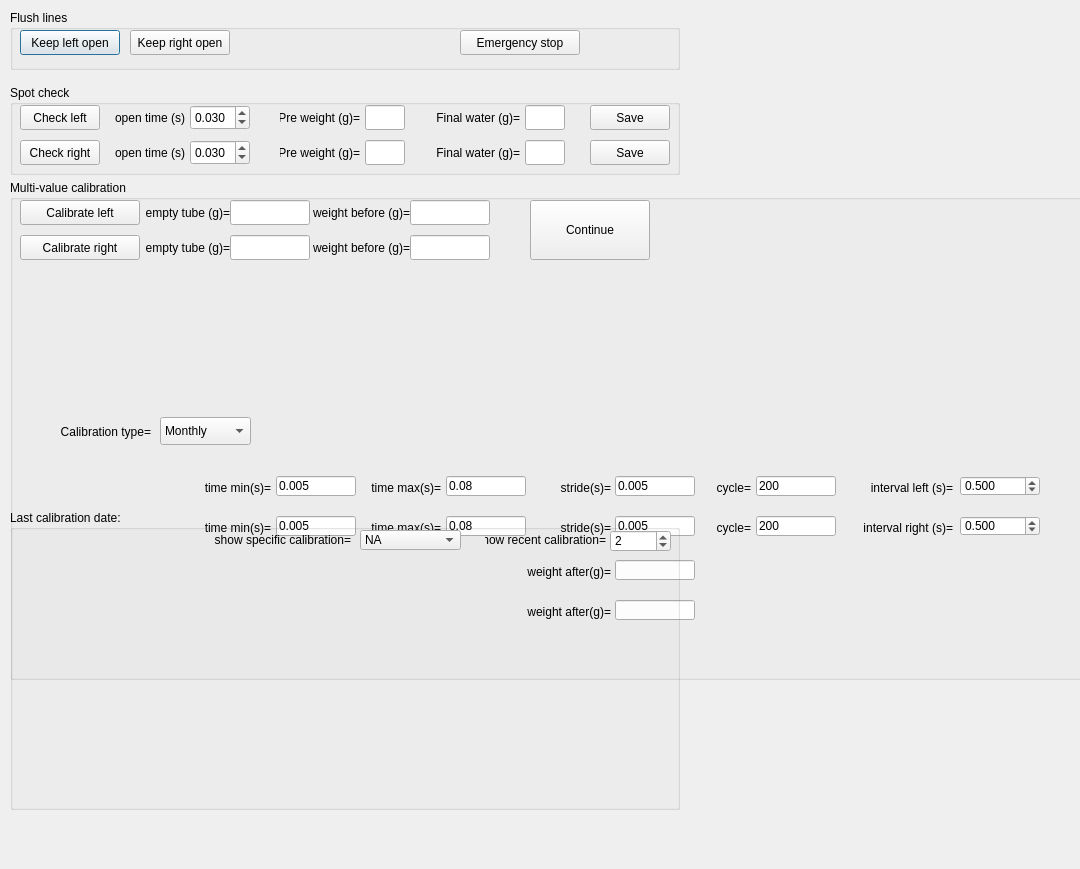
The window that src/foraging_gui/Calibration.ui (AllenNeuralDynamics/dynamic-foraging-task) describes before a commit, drawn with Qt 5.
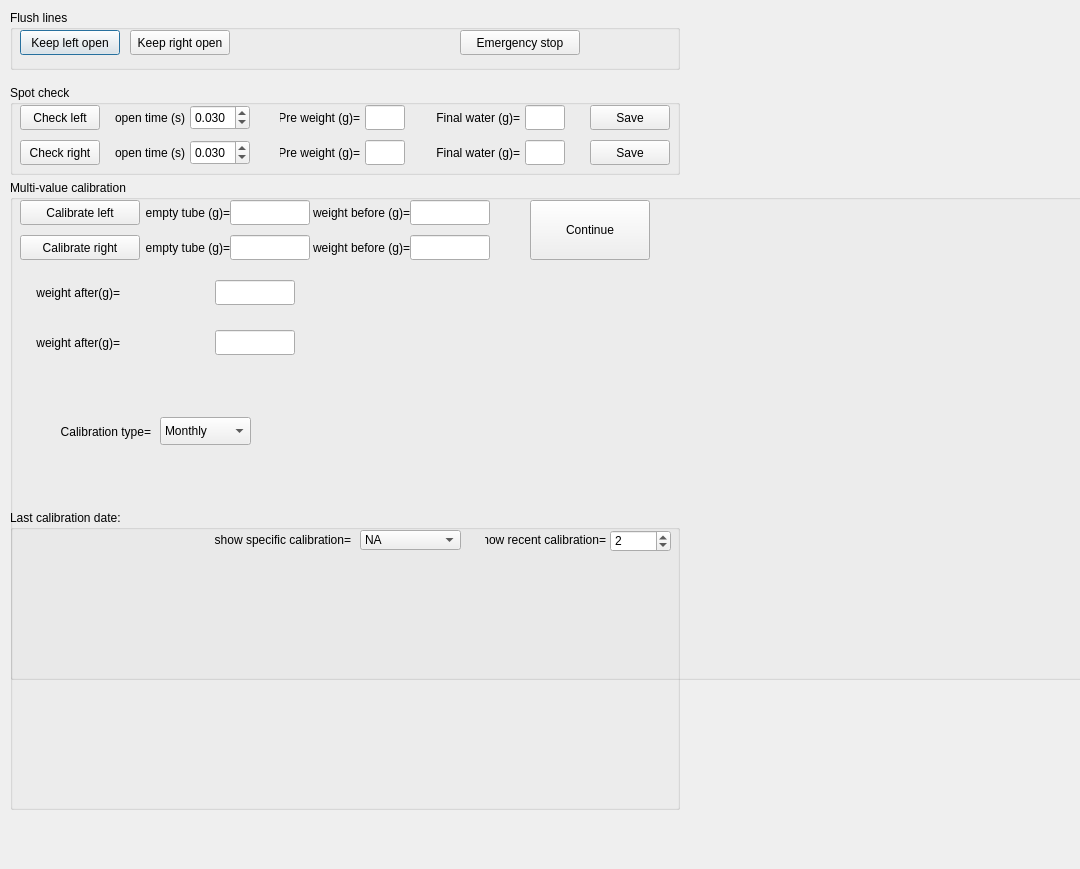
The same window after the commit.

Commit message: removing calibration settings fields

Diff of the .ui file:
```diff
--- a/src/foraging_gui/Calibration.ui
+++ b/src/foraging_gui/Calibration.ui
@@ -509,89 +509,13 @@
                 <bool>true</bool>
             </property>
         </widget>
-        <widget class="QLabel" name="label_9"><!--label 9-->
-            <property name="geometry">
-                <rect>
-                    <x>190</x>
-                    <y>296</y>
-                    <width>71</width>
-                    <height>23</height>
-                </rect>
-            </property>
-            <property name="text">
-                <string>time min(s)=</string>
-            </property>
-            <property name="textFormat">
-                <enum>Qt::AutoText</enum>
-            </property>
-            <property name="alignment">
-                <set>Qt::AlignRight|Qt::AlignTrailing|Qt::AlignVCenter</set>
-            </property>
-        </widget>
-        <widget class="QLabel" name="label_10"><!-- label 10-->
-            <property name="geometry">
-                <rect>
-                    <x>360</x>
-                    <y>296</y>
-                    <width>71</width>
-                    <height>23</height>
-                </rect>
-            </property>
-            <property name="text">
-                <string>time max(s)=</string>
-            </property>
-            <property name="textFormat">
-                <enum>Qt::AutoText</enum>
-            </property>
-            <property name="alignment">
-                <set>Qt::AlignRight|Qt::AlignTrailing|Qt::AlignVCenter</set>
-            </property>
-        </widget>
-        <widget class="QLabel" name="label_11"><!-- label 11-->
-            <property name="geometry">
-                <rect>
-                    <x>530</x>
-                    <y>296</y>
-                    <width>71</width>
-                    <height>23</height>
-                </rect>
-            </property>
-            <property name="text">
-                <string>stride(s)=</string>
-            </property>
-            <property name="textFormat">
-                <enum>Qt::AutoText</enum>
-            </property>
-            <property name="alignment">
-                <set>Qt::AlignRight|Qt::AlignTrailing|Qt::AlignVCenter</set>
-            </property>
-        </widget>
-        <widget class="QLabel" name="label_12"><!-- label 12 -->
-            <property name="geometry">
-                <rect>
-                    <x>670</x>
-                    <y>296</y>
-                    <width>71</width>
-                    <height>23</height>
-                </rect>
-            </property>
-            <property name="text">
-                <string>cycle=</string>
-            </property>
-            <property name="textFormat">
-                <enum>Qt::AutoText</enum>
-            </property>
-            <property name="alignment">
-                <set>Qt::AlignRight|Qt::AlignTrailing|Qt::AlignVCenter</set>
-            </property>
-        </widget>
         <widget class="QLabel" name="label_13"><!-- label 13-->
             <property name="geometry">
                 <rect>
-                    <x>500</x>
-                    <y>380</y>
-                    <width>101</width>
-                    <height>23</height>
+                    <x>10</x>
+                    <y>100</y>
+                    <width>100</width>
+                    <height>25</height>
                 </rect>
             </property>
             <property name="text">
@@ -604,51 +528,13 @@
                 <set>Qt::AlignRight|Qt::AlignTrailing|Qt::AlignVCenter</set>
             </property>
         </widget>
-        <widget class="QLabel" name="label_14"><!-- label 14-->
-            <property name="geometry">
-                <rect>
-                    <x>360</x>
-                    <y>336</y>
-                    <width>71</width>
-                    <height>23</height>
-                </rect>
-            </property>
-            <property name="text">
-                <string>time max(s)=</string>
-            </property>
-            <property name="textFormat">
-                <enum>Qt::AutoText</enum>
-            </property>
-            <property name="alignment">
-                <set>Qt::AlignRight|Qt::AlignTrailing|Qt::AlignVCenter</set>
-            </property>
-        </widget>
-        <widget class="QLabel" name="label_15"><!-- label 15-->
-            <property name="geometry">
-                <rect>
-                    <x>190</x>
-                    <y>336</y>
-                    <width>71</width>
-                    <height>23</height>
-                </rect>
-            </property>
-            <property name="text">
-                <string>time min(s)=</string>
-            </property>
-            <property name="textFormat">
-                <enum>Qt::AutoText</enum>
-            </property>
-            <property name="alignment">
-                <set>Qt::AlignRight|Qt::AlignTrailing|Qt::AlignVCenter</set>
-            </property>
-        </widget>
         <widget class="QLabel" name="label_16"><!-- label 16-->
             <property name="geometry">
                 <rect>
-                    <x>500</x>
-                    <y>420</y>
-                    <width>101</width>
-                    <height>23</height>
+                    <x>10</x>
+                    <y>150</y>
+                    <width>100</width>
+                    <height>25</height>
                 </rect>
             </property>
             <property name="text">
@@ -661,155 +547,13 @@
                 <set>Qt::AlignRight|Qt::AlignTrailing|Qt::AlignVCenter</set>
             </property>
         </widget>
-        <widget class="QLabel" name="label_17"><!--label 17-->
-            <property name="geometry">
-                <rect>
-                    <x>670</x>
-                    <y>336</y>
-                    <width>71</width>
-                    <height>23</height>
-                </rect>
-            </property>
-            <property name="text">
-                <string>cycle=</string>
-            </property>
-            <property name="textFormat">
-                <enum>Qt::AutoText</enum>
-            </property>
-            <property name="alignment">
-                <set>Qt::AlignRight|Qt::AlignTrailing|Qt::AlignVCenter</set>
-            </property>
-        </widget>
-        <widget class="QLabel" name="label_18"><!--label 18-->
-            <property name="geometry">
-                <rect>
-                    <x>530</x>
-                    <y>336</y>
-                    <width>71</width>
-                    <height>23</height>
-                </rect>
-            </property>
-            <property name="text">
-                <string>stride(s)=</string>
-            </property>
-            <property name="textFormat">
-                <enum>Qt::AutoText</enum>
-            </property>
-            <property name="alignment">
-                <set>Qt::AlignRight|Qt::AlignTrailing|Qt::AlignVCenter</set>
-            </property>
-        </widget>
-        <widget class="QLineEdit" name="TimeLeftMin">
-            <property name="geometry">
-                <rect>
-                    <x>266</x>
-                    <y>296</y>
-                    <width>80</width>
-                    <height>20</height>
-                </rect>
-            </property>
-            <property name="text">
-                <string>0.005</string>
-            </property>
-        </widget>
-        <widget class="QLineEdit" name="TimeRightMin">
-            <property name="geometry">
-                <rect>
-                    <x>266</x>
-                    <y>336</y>
-                    <width>80</width>
-                    <height>20</height>
-                </rect>
-            </property>
-            <property name="text">
-                <string>0.005</string>
-            </property>
-        </widget>
-        <widget class="QLineEdit" name="TimeLeftMax">
-            <property name="geometry">
-                <rect>
-                    <x>436</x>
-                    <y>296</y>
-                    <width>80</width>
-                    <height>20</height>
-                </rect>
-            </property>
-            <property name="text">
-                <string>0.08</string>
-            </property>
-        </widget>
-        <widget class="QLineEdit" name="TimeRightMax">
-            <property name="geometry">
-                <rect>
-                    <x>436</x>
-                    <y>336</y>
-                    <width>80</width>
-                    <height>20</height>
-                </rect>
-            </property>
-            <property name="text">
-                <string>0.08</string>
-            </property>
-        </widget>
-        <widget class="QLineEdit" name="StrideLeft">
-            <property name="geometry">
-                <rect>
-                    <x>605</x>
-                    <y>296</y>
-                    <width>80</width>
-                    <height>20</height>
-                </rect>
-            </property>
-            <property name="text">
-                <string>0.005</string>
-            </property>
-        </widget>
-        <widget class="QLineEdit" name="StrideRight">
-            <property name="geometry">
-                <rect>
-                    <x>605</x>
-                    <y>336</y>
-                    <width>80</width>
-                    <height>20</height>
-                </rect>
-            </property>
-            <property name="text">
-                <string>0.005</string>
-            </property>
-        </widget>
-        <widget class="QLineEdit" name="CycleCaliLeft">
-            <property name="geometry">
-                <rect>
-                    <x>746</x>
-                    <y>296</y>
-                    <width>80</width>
-                    <height>20</height>
-                </rect>
-            </property>
-            <property name="text">
-                <string>200</string>
-            </property>
-        </widget>
-        <widget class="QLineEdit" name="CycleCaliRight">
-            <property name="geometry">
-                <rect>
-                    <x>746</x>
-                    <y>336</y>
-                    <width>80</width>
-                    <height>20</height>
-             </rect>
-            </property>
-            <property name="text">
-                <string>200</string>
-            </property>
-        </widget>
         <widget class="QLineEdit" name="WeightAfterLeft">
             <property name="geometry">
                 <rect>
-                    <x>605</x>
-                    <y>380</y>
+                    <x>205</x>
+                    <y>100</y>
                     <width>80</width>
-                    <height>20</height>
+                    <height>25</height>
                 </rect>
             </property>
             <property name="text">
@@ -819,10 +563,10 @@
         <widget class="QLineEdit" name="WeightAfterRight">
             <property name="geometry">
                 <rect>
-                    <x>605</x>
-                    <y>420</y>
+                    <x>205</x>
+                    <y>150</y>
                     <width>80</width>
-                    <height>20</height>
+                    <height>25</height>
              </rect>
             </property>
             <property name="text">
@@ -874,82 +618,6 @@
                 </property>
             </item>
         </widget>
-        <widget class="QLabel" name="label_22"><!-- label 22-->
-            <property name="geometry">
-                <rect>
-                    <x>852</x>
-                    <y>336</y>
-                    <width>91</width>
-                    <height>23</height>
-                </rect>
-            </property>
-            <property name="text">
-                <string>interval right (s)=</string>
-            </property>
-            <property name="textFormat">
-                <enum>Qt::AutoText</enum>
-            </property>
-            <property name="alignment">
-                <set>Qt::AlignRight|Qt::AlignTrailing|Qt::AlignVCenter</set>
-            </property>
-        </widget>
-        <widget class="QDoubleSpinBox" name="IntervalRight_2">
-            <property name="geometry">
-                <rect>
-                    <x>950</x>
-                    <y>336</y>
-                    <width>80</width>
-                    <height>20</height>
-                </rect>
-            </property>
-            <property name="decimals">
-                <number>3</number>
-            </property>
-            <property name="singleStep">
-                <double>0.005000000000000</double>
-            </property>
-            <property name="value">
-                <double>0.500000000000000</double>
-            </property>
-        </widget>
-        <widget class="QLabel" name="label_23"><!-- label 23 -->
-            <property name="geometry">
-                <rect>
-                    <x>852</x>
-                    <y>296</y>
-                    <width>91</width>
-                    <height>23</height>
-                </rect>
-            </property>
-            <property name="text">
-                <string>interval left (s)=</string>
-            </property>
-            <property name="textFormat">
-                <enum>Qt::AutoText</enum>
-            </property>
-            <property name="alignment">
-                <set>Qt::AlignRight|Qt::AlignTrailing|Qt::AlignVCenter</set>
-            </property>
-        </widget>
-        <widget class="QDoubleSpinBox" name="IntervalLeft_2">
-            <property name="geometry">
-                <rect>
-                    <x>950</x>
-                    <y>296</y>
-                    <width>80</width>
-                    <height>20</height>
-                </rect>
-            </property>
-            <property name="decimals">
-                <number>3</number>
-            </property>
-            <property name="singleStep">
-                <double>0.005000000000000</double>
-            </property>
-            <property name="value">
-                <double>0.500000000000000</double>
-            </property>
-        </widget>    
         <widget class="QPushButton" name="Continue">
             <property name="geometry">
                 <rect>
```
